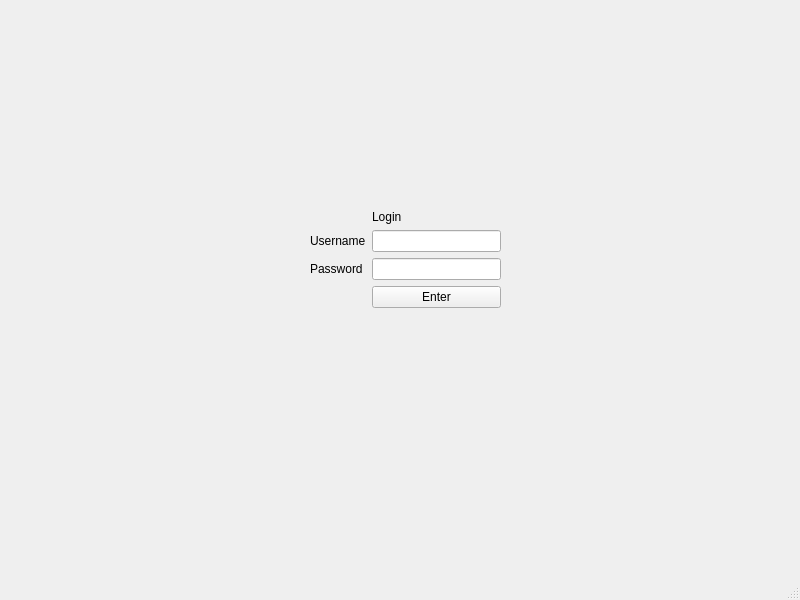
Qt form Qt_LoginSystem/mainwindow.ui (Livvyx/Qt-CS106) before a commit.
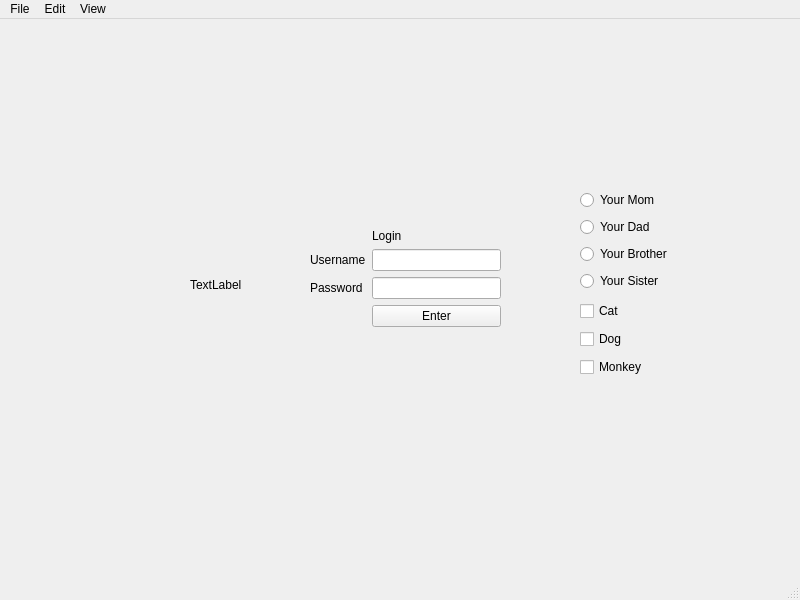
The same form after that commit.

The edit to the form file:
```diff
--- a/Qt_LoginSystem/mainwindow.ui
+++ b/Qt_LoginSystem/mainwindow.ui
@@ -20,7 +20,7 @@
       <x>310</x>
       <y>210</y>
       <width>191</width>
-      <height>98</height>
+      <height>113</height>
      </rect>
     </property>
     <layout class="QVBoxLayout" name="verticalLayout">
@@ -44,7 +44,11 @@
         </widget>
        </item>
        <item row="2" column="1">
-        <widget class="QLineEdit" name="lineEdit_Pass"/>
+        <widget class="QLineEdit" name="lineEdit_Pass">
+         <property name="echoMode">
+          <enum>QLineEdit::Password</enum>
+         </property>
+        </widget>
        </item>
        <item row="3" column="1">
         <widget class="QPushButton" name="btn">
@@ -70,6 +74,92 @@
      </item>
     </layout>
    </widget>
+   <widget class="QLabel" name="img">
+    <property name="geometry">
+     <rect>
+      <x>190</x>
+      <y>210</y>
+      <width>121</width>
+      <height>111</height>
+     </rect>
+    </property>
+    <property name="text">
+     <string>TextLabel</string>
+    </property>
+   </widget>
+   <widget class="QWidget" name="gridLayoutWidget_2">
+    <property name="geometry">
+     <rect>
+      <x>580</x>
+      <y>170</y>
+      <width>160</width>
+      <height>103</height>
+     </rect>
+    </property>
+    <layout class="QGridLayout" name="gridLayout">
+     <item row="3" column="0">
+      <widget class="QRadioButton" name="radioButton_4">
+       <property name="text">
+        <string>Your Sister</string>
+       </property>
+      </widget>
+     </item>
+     <item row="0" column="0">
+      <widget class="QRadioButton" name="radioButton">
+       <property name="text">
+        <string>Your Mom</string>
+       </property>
+      </widget>
+     </item>
+     <item row="2" column="0">
+      <widget class="QRadioButton" name="radioButton_3">
+       <property name="text">
+        <string>Your Brother</string>
+       </property>
+      </widget>
+     </item>
+     <item row="1" column="0">
+      <widget class="QRadioButton" name="radioButton_2">
+       <property name="text">
+        <string>Your Dad</string>
+       </property>
+      </widget>
+     </item>
+    </layout>
+   </widget>
+   <widget class="QWidget" name="gridLayoutWidget_3">
+    <property name="geometry">
+     <rect>
+      <x>580</x>
+      <y>280</y>
+      <width>160</width>
+      <height>80</height>
+     </rect>
+    </property>
+    <layout class="QGridLayout" name="gridLayout_2">
+     <item row="0" column="0">
+      <widget class="QCheckBox" name="checkBox_2">
+       <property name="text">
+        <string>Cat</string>
+       </property>
+      </widget>
+     </item>
+     <item row="2" column="0">
+      <widget class="QCheckBox" name="checkBox">
+       <property name="text">
+        <string>Monkey</string>
+       </property>
+      </widget>
+     </item>
+     <item row="1" column="0">
+      <widget class="QCheckBox" name="checkBox_3">
+       <property name="text">
+        <string>Dog</string>
+       </property>
+      </widget>
+     </item>
+    </layout>
+   </widget>
   </widget>
   <widget class="QMenuBar" name="menubar">
    <property name="geometry">
@@ -77,9 +167,30 @@
      <x>0</x>
      <y>0</y>
      <width>800</width>
-     <height>21</height>
+     <height>26</height>
     </rect>
    </property>
+   <widget class="QMenu" name="menuFile">
+    <property name="title">
+     <string>File</string>
+    </property>
+    <addaction name="actionNew"/>
+    <addaction name="actionOpen"/>
+    <addaction name="actionClose"/>
+   </widget>
+   <widget class="QMenu" name="menuEdit">
+    <property name="title">
+     <string>Edit</string>
+    </property>
+   </widget>
+   <widget class="QMenu" name="menuView">
+    <property name="title">
+     <string>View</string>
+    </property>
+   </widget>
+   <addaction name="menuFile"/>
+   <addaction name="menuEdit"/>
+   <addaction name="menuView"/>
   </widget>
   <widget class="QStatusBar" name="statusbar"/>
  </widget>
```
Left out of the diff: 17 changed lines with no effect on the pictures.
